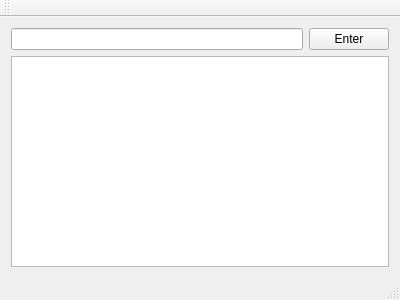
Qt form MainWindow.ui (MarisaKirisame/QTheoremProver) before a commit.
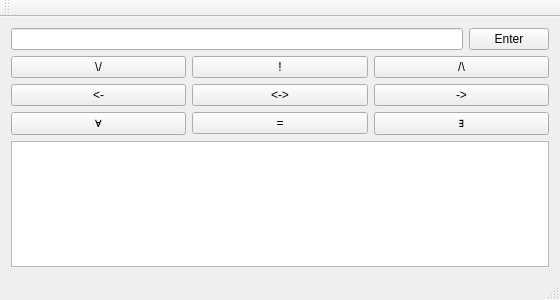
The same form after that commit.

The edit to the form file:
```diff
--- a/MainWindow.ui
+++ b/MainWindow.ui
@@ -6,7 +6,7 @@
    <rect>
     <x>0</x>
     <y>0</y>
-    <width>400</width>
+    <width>560</width>
     <height>300</height>
    </rect>
   </property>
@@ -30,7 +30,82 @@
      </layout>
     </item>
     <item>
-     <widget class="QTextBrowser" name="textBrowser"/>
+     <layout class="QHBoxLayout" name="horizontalLayout_5">
+      <item>
+       <widget class="QPushButton" name="pushButton_2">
+        <property name="text">
+         <string>\/</string>
+        </property>
+       </widget>
+      </item>
+      <item>
+       <widget class="QPushButton" name="pushButton_6">
+        <property name="text">
+         <string>!</string>
+        </property>
+       </widget>
+      </item>
+      <item>
+       <widget class="QPushButton" name="pushButton_3">
+        <property name="text">
+         <string>/\</string>
+        </property>
+       </widget>
+      </item>
+     </layout>
+    </item>
+    <item>
+     <layout class="QHBoxLayout" name="horizontalLayout_6">
+      <item>
+       <widget class="QPushButton" name="pushButton_7">
+        <property name="text">
+         <string>&lt;-</string>
+        </property>
+       </widget>
+      </item>
+      <item>
+       <widget class="QPushButton" name="pushButton_8">
+        <property name="text">
+         <string>&lt;-&gt;</string>
+        </property>
+       </widget>
+      </item>
+      <item>
+       <widget class="QPushButton" name="pushButton_9">
+        <property name="text">
+         <string>-&gt;</string>
+        </property>
+       </widget>
+      </item>
+     </layout>
+    </item>
+    <item>
+     <layout class="QHBoxLayout" name="horizontalLayout_2">
+      <item>
+       <widget class="QPushButton" name="pushButton_5">
+        <property name="text">
+         <string>∀</string>
+        </property>
+       </widget>
+      </item>
+      <item>
+       <widget class="QPushButton" name="pushButton_10">
+        <property name="text">
+         <string>=</string>
+        </property>
+       </widget>
+      </item>
+      <item>
+       <widget class="QPushButton" name="pushButton_4">
+        <property name="text">
+         <string>∃</string>
+        </property>
+       </widget>
+      </item>
+     </layout>
+    </item>
+    <item>
+     <widget class="QTreeView" name="treeView"/>
     </item>
    </layout>
   </widget>
```
Left out of the diff: 2 changed lines with no effect on the pictures.
